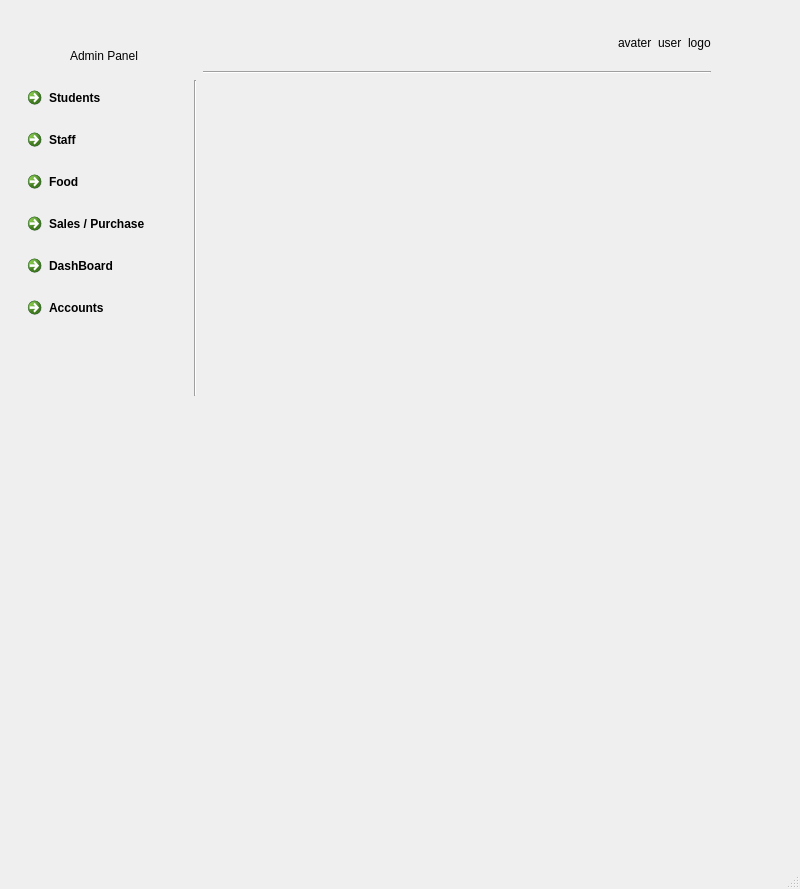
This is resources/layouts/staffWindow.ui in Omoshlawi/smart_cafteria as Qt 5 draws it before an edit. The edited form follows.
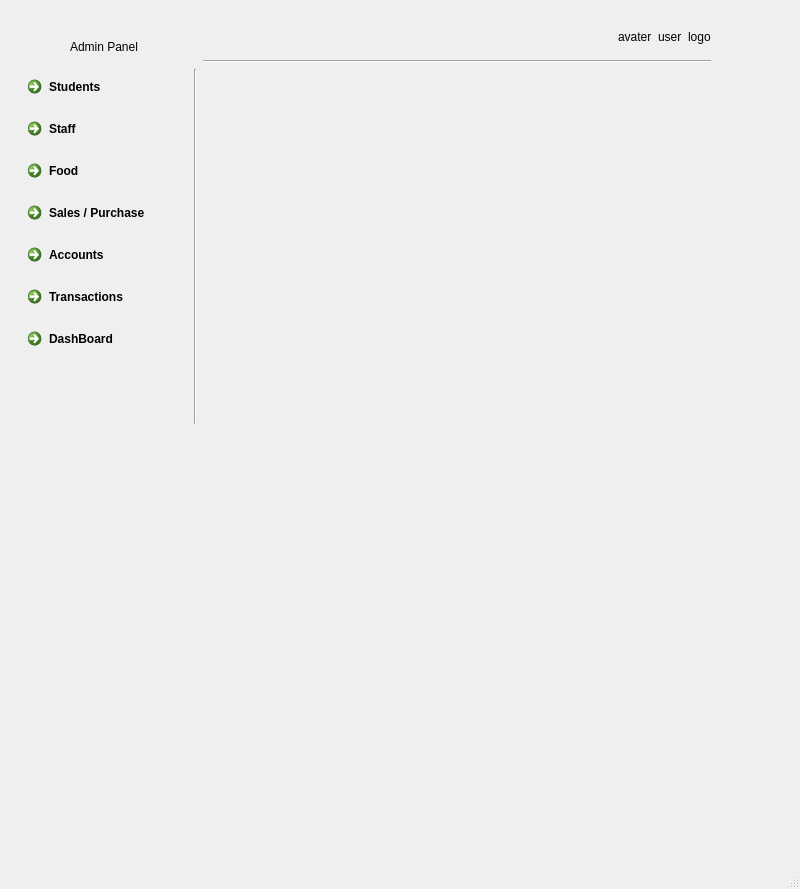
This is the edited form.

Diff of the .ui file:
```diff
--- a/resources/layouts/staffWindow.ui
+++ b/resources/layouts/staffWindow.ui
@@ -20,7 +20,7 @@
       <x>10</x>
       <y>10</y>
       <width>711</width>
-      <height>396</height>
+      <height>424</height>
      </rect>
     </property>
     <layout class="QGridLayout" name="baseLayout">
@@ -68,13 +68,6 @@
            </property>
           </widget>
          </item>
-         <item>
-          <widget class="QCommandLinkButton" name="dashBord">
-           <property name="text">
-            <string>DashBoard</string>
-           </property>
-          </widget>
-         </item>
          <item>
           <widget class="QCommandLinkButton" name="accounts">
            <property name="text">
@@ -82,6 +75,20 @@
            </property>
           </widget>
          </item>
+         <item>
+          <widget class="QCommandLinkButton" name="transactions">
+           <property name="text">
+            <string>Transactions</string>
+           </property>
+          </widget>
+         </item>
+         <item>
+          <widget class="QCommandLinkButton" name="dashBoard">
+           <property name="text">
+            <string>DashBoard</string>
+           </property>
+          </widget>
+         </item>
          <item>
           <spacer name="verticalSpacer_2">
            <property name="orientation">
```
